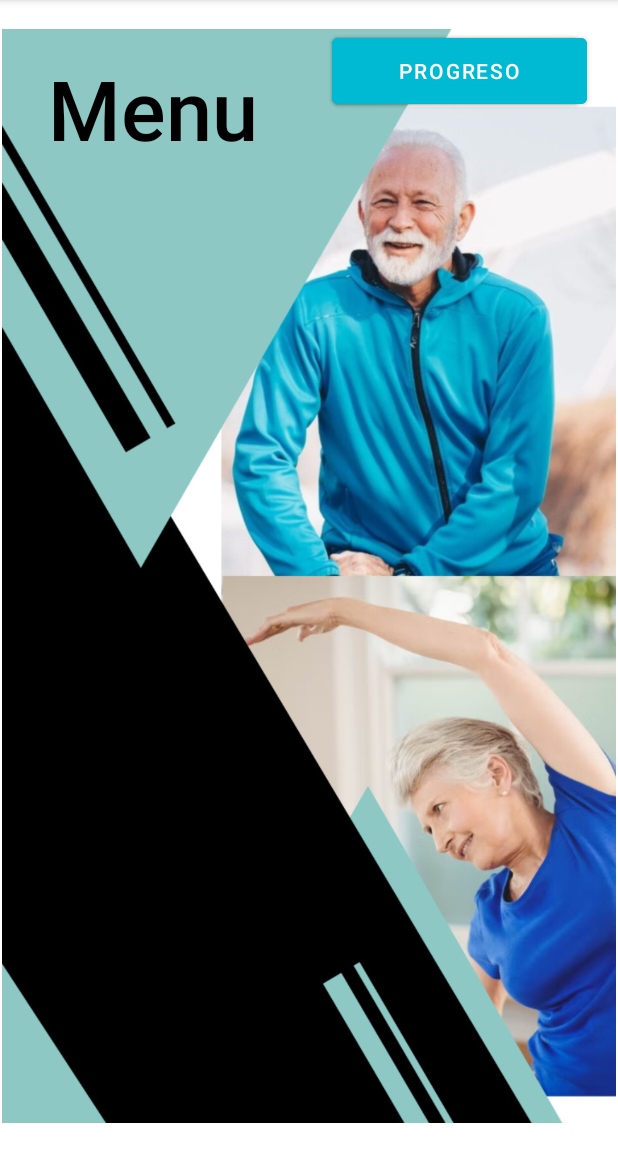
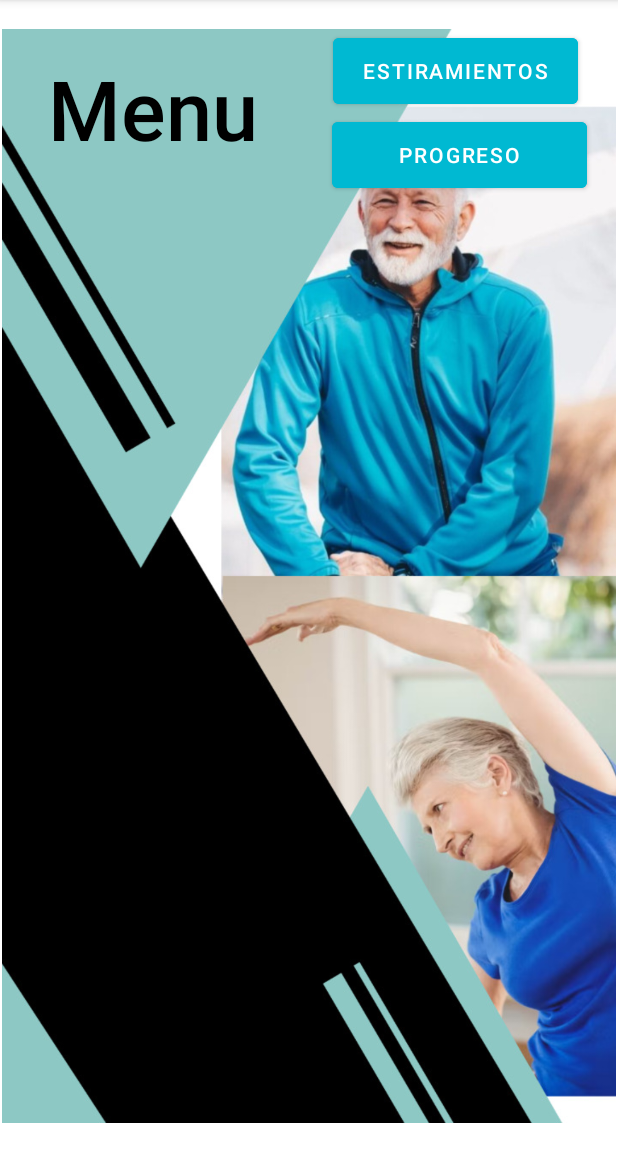
Before and after one commit to LeonVane98/FinalProject_NoobDevs, an Android app: the menu screen opened through its navigation route, on a phone screen of 412 x 824 dp, the part 84-1236 px from its top. Run offline under Robolectric (Android 15) with nearby library versions, the phone set to English and light mode, and no system bars.

Commit message:
Mas errores corregidos

```diff
--- a/app/src/main/res/layout/fragment_menu.xml
+++ b/app/src/main/res/layout/fragment_menu.xml
@@ -24,6 +24,7 @@
 
     <Button
         android:id="@+id/btn_Ejercicios"
+        app:layout_constraintBottom_toTopOf="@+id/btn_Estiramientos"
         android:layout_width="163dp"
         android:layout_height="56dp"
         android:layout_marginLeft="20dp"
@@ -59,6 +60,7 @@
         android:layout_marginRight="19dp"
         android:backgroundTint="#00B9D2"
         android:text="Progreso"
+        app:layout_constraintTop_toBottomOf="@+id/btn_Estiramientos"
         android:textAlignment="center"
         app:layout_constraintHorizontal_bias="1.0"
         app:layout_constraintLeft_toLeftOf="parent"
```
